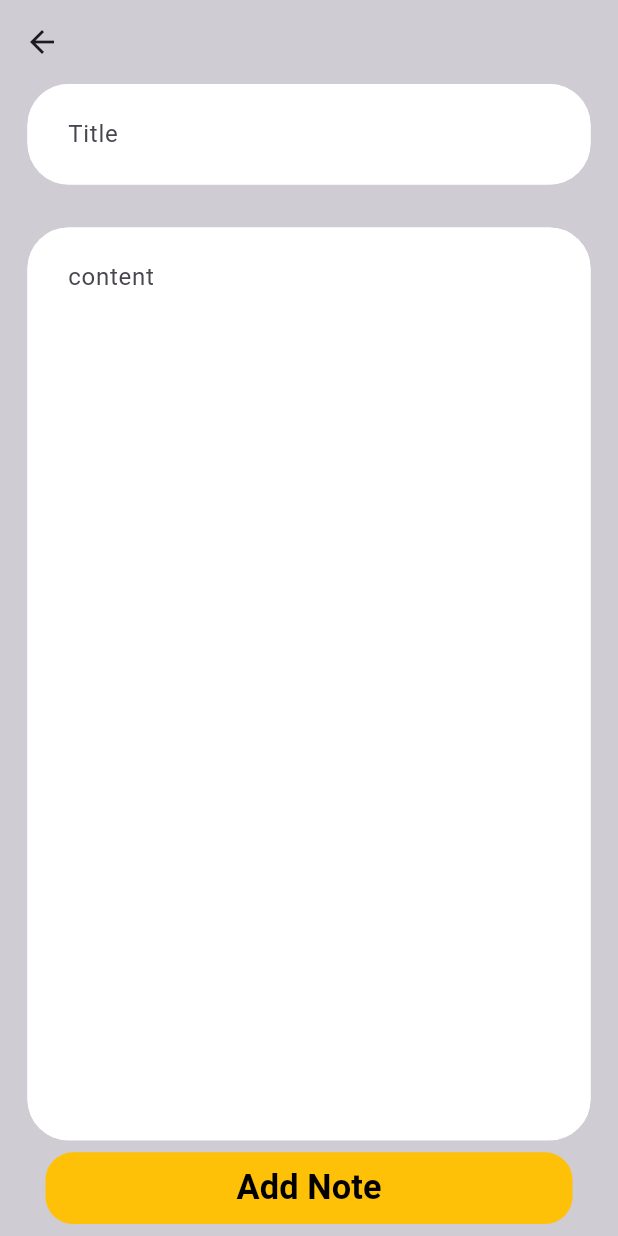
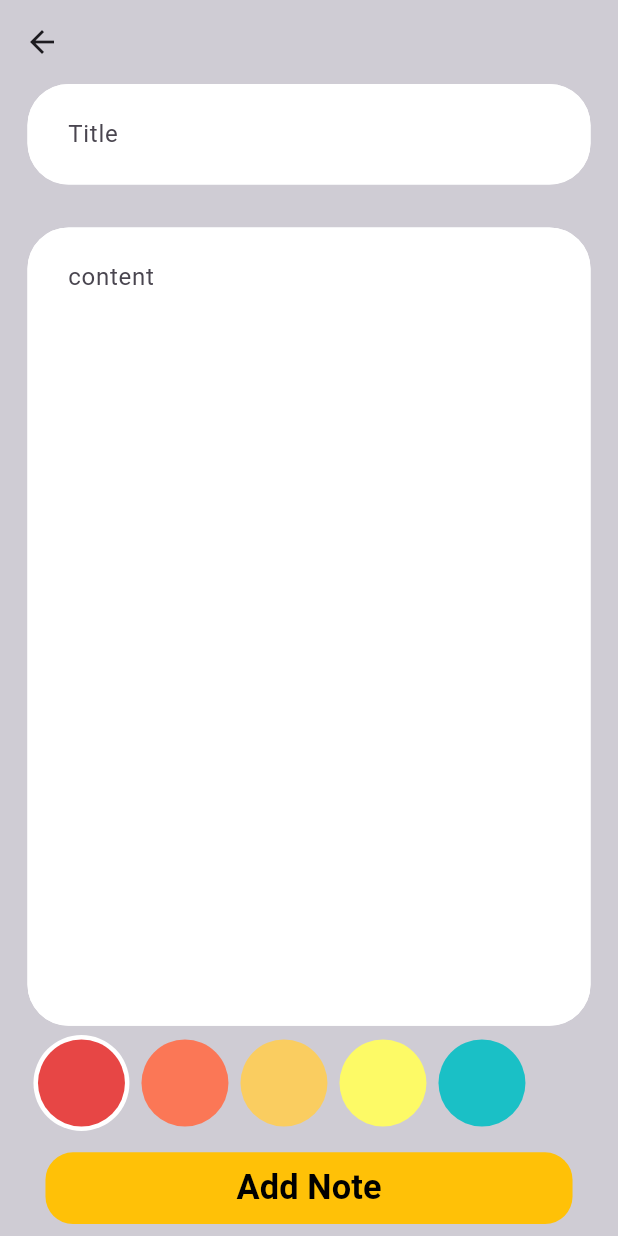
Before and after one commit to Elesawy11/note_app, a Flutter app: the screen it shows after launch, after a tap on the "add" icon, on a phone screen of 412 x 824 dp. Run offline on Flutter 3.47's test engine with Material 3 defaults, Android fonts, the phone set to English and light mode, and no system bars; our stand-ins replace bloc, cloud_firestore, firebase_core, flutter_bloc, flutter_screenutil, get_it; accounts and stored records are empty.

Commit message:
finsih add note view and fetch note view

```diff
--- /dev/null
+++ b/devtools_options.yaml
@@ -0,0 +1,3 @@
+description: This file stores settings for Dart & Flutter DevTools.
+documentation: https://docs.flutter.dev/tools/devtools/extensions#configure-extension-enablement-states
+extensions:
--- /dev/null
+++ b/lib/constatn.dart
@@ -0,0 +1,9 @@
+import 'package:flutter/material.dart';
+
+const List<Color> colorsList = [
+  Color(0xffe74645),
+  Color(0xfffb7756),
+  Color(0xfffacd60),
+  Color(0xfffdfa66),
+  Color(0xff1ac0c6),
+];
--- a/lib/core/DI/service_locator.dart
+++ b/lib/core/DI/service_locator.dart
@@ -1,8 +1,10 @@
 import 'package:get_it/get_it.dart';
-import 'package:note_app/fatures/home/presentation/views/cubits/cubit/add_note_cubit.dart';
+import 'package:note_app/fatures/home/presentation/views/cubits/add_note_cubit/add_note_cubit.dart';
+import 'package:note_app/fatures/home/presentation/views/cubits/fetch_note_cubit/fech_note_cubit.dart';
 
 final getIt = GetIt.instance;
 
 void serviceLocator() {
   getIt.registerFactory<AddNoteCubit>(() => AddNoteCubit());
+  getIt.registerLazySingleton<FetchNoteCubit>(() => FetchNoteCubit());
 }
--- a/lib/fatures/home/data/models/note_model.dart
+++ b/lib/fatures/home/data/models/note_model.dart
@@ -4,9 +4,11 @@ part 'note_model.g.dart';
 
 @JsonSerializable()
 class NoteModel {
-  final String title, content;
+  final String title;
+  final String? content;
+  final int? color;
 
-  NoteModel({required this.title, required this.content});
+  NoteModel( {required this.title,  this.content, this.color});
 
   factory NoteModel.fromJson(Map<String, dynamic> json) =>
       _$NoteModelFromJson(json);
--- a/lib/fatures/home/presentation/views/add_note_view.dart
+++ b/lib/fatures/home/presentation/views/add_note_view.dart
@@ -2,10 +2,11 @@ import 'package:flutter/material.dart';
 import 'package:flutter_bloc/flutter_bloc.dart';
 import 'package:flutter_screenutil/flutter_screenutil.dart';
 import 'package:note_app/core/DI/service_locator.dart';
-import 'package:note_app/core/utils/font_styles.dart';
+import 'package:note_app/core/helpers/custom_snack_bar.dart';
 import 'package:note_app/core/utils/spacere.dart';
-import 'package:note_app/fatures/home/presentation/views/cubits/cubit/add_note_cubit.dart';
+import 'package:note_app/fatures/home/presentation/views/cubits/add_note_cubit/add_note_cubit.dart';
 import 'package:note_app/fatures/home/presentation/views/home_view.dart';
+import 'package:note_app/fatures/home/presentation/views/widgets/color_list_view.dart';
 import 'package:note_app/fatures/home/presentation/views/widgets/custom_text_form_field.dart';
 
 import 'widgets/custom_text_button.dart';
@@ -35,11 +36,7 @@ class AddNoteView extends StatelessWidget {
                   ),
                 );
               } else if (state is AddNoteFailure) {
-                ScaffoldMessenger.of(context).showSnackBar(
-                  SnackBar(
-                    content: Text(state.errMessage),
-                  ),
-                );
+                customSnackBar(context, state.errMessage);
               }
             },
             builder: (context, state) {
@@ -47,26 +44,43 @@ class AddNoteView extends StatelessWidget {
                   ? const Center(
                       child: CircularProgressIndicator(),
                     )
-                  : Column(
+                  : Form(
+                      key: cubit.formKey,
+                      child: Column(
                         children: [
                           CustomTextFormField(
                             controller: cubit.titleController,
                             hintText: 'Title',
-                          onChanged: (p0) {},
+                            validator: (value) {
+                              if (value?.isEmpty ?? true) {
+                                return 'Failed is required';
+                              } else {
+                                return null;
+                              }
+                            },
                           ),
                           verticalSpace(24),
                           Expanded(
                             child: CustomTextFormField(
                               controller: cubit.contentController,
                               hintText: 'content',
-                            onChanged: (p0) {},
                               expands: true,
                             ),
                           ),
+                          ColorListView(
+                            cubit: cubit,
+                          ),
                           CustomTextButton(
-                          onPressed: () => cubit.addNote(),
-                        )
+                            onPressed: () {
+                              if (cubit.formKey.currentState!.validate()) {
+                                cubit.formKey.currentState!.save();
+
+                                cubit.addNote();
+                              }
+                            },
+                          ),
                         ],
+                      ),
                     );
             },
           ),
--- a/lib/fatures/home/presentation/views/cubits/cubit/add_note_cubit.dart
+++ b/lib/fatures/home/presentation/views/cubits/add_note_cubit/add_note_cubit.dart
@@ -11,11 +11,14 @@ class AddNoteCubit extends Cubit<AddNoteState> {
   CollectionReference notes = FirebaseFirestore.instance.collection('notes');
   TextEditingController titleController = TextEditingController();
   TextEditingController contentController = TextEditingController();
+  GlobalKey<FormState> formKey = GlobalKey();
+  int color = Colors.green.value;
   Future<void> addNote() async {
     emit(AddNoteLoading());
     try {
       await notes
           .add(NoteModel(
+            color: color,
             title: titleController.text,
             content: contentController.text,
           ).toJson())
--- /dev/null
+++ b/lib/fatures/home/presentation/views/cubits/fetch_note_cubit/fech_note_cubit.dart
@@ -0,0 +1,26 @@
+import 'package:bloc/bloc.dart';
+import 'package:cloud_firestore/cloud_firestore.dart';
+import 'package:meta/meta.dart';
+import 'package:note_app/fatures/home/data/models/note_model.dart';
+
+part 'fech_note_state.dart';
+
+class FetchNoteCubit extends Cubit<FechNoteState> {
+  FetchNoteCubit() : super(FechNoteInitial());
+  List<NoteModel> notesList = [];
+  CollectionReference<Map<String, dynamic>> firestore =
+      FirebaseFirestore.instance.collection('notes');
+  void fetchNotes() {
+    emit(FechNoteLoading());
+    try {
+      firestore.snapshots().listen((event) {
+        notesList.clear();
+        notesList =
+            event.docs.map((doc) => NoteModel.fromJson(doc.data())).toList();
+        emit(FechNoteSuccess(notesList: notesList));
+      });
+    } catch (e) {
+      emit(FechNoteFailure(e.toString()));
+    }
+  }
+}
--- a/lib/fatures/home/presentation/views/home_view.dart
+++ b/lib/fatures/home/presentation/views/home_view.dart
@@ -1,7 +1,10 @@
 import 'package:flutter/material.dart';
+import 'package:flutter_bloc/flutter_bloc.dart';
 import 'package:flutter_screenutil/flutter_screenutil.dart';
+import 'package:note_app/core/DI/service_locator.dart';
 import 'package:note_app/core/utils/spacere.dart';
 import 'package:note_app/fatures/home/presentation/views/add_note_view.dart';
+import 'package:note_app/fatures/home/presentation/views/cubits/fetch_note_cubit/fech_note_cubit.dart';
 import 'widgets/custom_note_grid_view.dart';
 import 'widgets/custom_text_form_field.dart';
 
@@ -10,7 +13,9 @@ class HomeView extends StatelessWidget {
 
   @override
   Widget build(BuildContext context) {
-    return Scaffold(
+    return BlocProvider(
+      create: (context) => getIt.get<FetchNoteCubit>()..fetchNotes(),
+      child: Scaffold(
         floatingActionButton: FloatingActionButton(
           onPressed: () => Navigator.of(context).push(
             MaterialPageRoute(
@@ -21,7 +26,6 @@ class HomeView extends StatelessWidget {
             Icons.add_outlined,
           ),
         ),
-      // backgroundColor: const Color(0xffCFCCD4),
         body: SafeArea(
           child: Padding(
             padding: EdgeInsets.symmetric(horizontal: 16.w),
@@ -45,6 +49,7 @@ class HomeView extends StatelessWidget {
             ),
           ),
         ),
+      ),
     );
   }
 }
--- /dev/null
+++ b/lib/fatures/home/presentation/views/widgets/color_item.dart
@@ -0,0 +1,28 @@
+import 'package:flutter/material.dart';
+
+class ColorItem extends StatelessWidget {
+  const ColorItem(
+      {super.key,
+      required this.isActive,
+      required this.color,
+      this.backgroundColor});
+  final bool isActive;
+  final Color color;
+  final Color? backgroundColor;
+  @override
+  Widget build(BuildContext context) {
+    return isActive
+        ? CircleAvatar(
+            backgroundColor: backgroundColor ?? Colors.white,
+            radius: 32,
+            child: CircleAvatar(
+              radius: 29,
+              backgroundColor: color,
+            ),
+          )
+        : CircleAvatar(
+            radius: 29,
+            backgroundColor: color,
+          );
+  }
+}
--- /dev/null
+++ b/lib/fatures/home/presentation/views/widgets/color_list_view.dart
@@ -0,0 +1,50 @@
+import 'package:flutter/material.dart';
+import 'package:flutter_screenutil/flutter_screenutil.dart';
+import 'package:note_app/constatn.dart';
+import 'package:note_app/fatures/home/presentation/views/cubits/add_note_cubit/add_note_cubit.dart';
+
+import 'color_item.dart';
+
+class ColorListView extends StatefulWidget {
+  const ColorListView({
+    super.key,
+    this.onTap,
+    required this.cubit,
+  });
+  final void Function()? onTap;
+  final AddNoteCubit cubit;
+  @override
+  State<ColorListView> createState() => _ColorListViewState();
+}
+
+class _ColorListViewState extends State<ColorListView> {
+  int currentIndex = 0;
+
+  @override
+  Widget build(BuildContext context) {
+    return SizedBox(
+      height: 32 * 2.h,
+      child: ListView.builder(
+        scrollDirection: Axis.horizontal,
+        itemCount: colorsList.length,
+        itemBuilder: ((context, index) {
+          return Padding(
+            padding: const EdgeInsets.symmetric(horizontal: 4),
+            child: GestureDetector(
+              onTap: () {
+                currentIndex = index;
+                widget.cubit.color = colorsList[index].value;
+
+                setState(() {});
+              },
+              child: ColorItem(
+                color: colorsList[index],
+                isActive: currentIndex == index,
+              ),
+            ),
+          );
+        }),
+      ),
+    );
+  }
+}
--- a/lib/fatures/home/presentation/views/widgets/note_item.dart
+++ b/lib/fatures/home/presentation/views/widgets/note_item.dart
@@ -8,15 +8,17 @@ class NoteItem extends StatelessWidget {
     super.key,
     required this.upText,
     required this.downText,
+    required this.color,
   });
   final String upText, downText;
+  final int color;
   @override
   Widget build(BuildContext context) {
     return Container(
       decoration: BoxDecoration(
         borderRadius: BorderRadius.circular(16),
         // color: Color(noteModel.color),
-        color: Colors.green,
+        color: Color(color),
       ),
       child: Column(
         crossAxisAlignment: CrossAxisAlignment.end,
--- a/lib/main.dart
+++ b/lib/main.dart
@@ -9,10 +9,16 @@ import 'package:firebase_core/firebase_core.dart';
 import 'firebase_options.dart';
 
 void main() async {
+  WidgetsFlutterBinding.ensureInitialized();
+
+  await Firebase.initializeApp(
+    options: DefaultFirebaseOptions.currentPlatform,
+  );
   serviceLocator();
   Bloc.observer = MyBlocObserver();
   await ScreenUtil.ensureScreenSize();
   WidgetsFlutterBinding.ensureInitialized();
+
   await Firebase.initializeApp(
     options: DefaultFirebaseOptions.currentPlatform,
   );
--- a/lib/my_bloc_observer.dart
+++ b/lib/my_bloc_observer.dart
@@ -10,13 +10,13 @@ class MyBlocObserver extends BlocObserver {
 
   @override
   void onCreate(BlocBase bloc) {
-    debugPrint(bloc.toString());
+    debugPrint('create ${bloc.toString()}');
     super.onCreate(bloc);
   }
 
   @override
   void onClose(BlocBase bloc) {
-    debugPrint(bloc.toString());
+    debugPrint('create ${bloc.toString()}');
     super.onClose(bloc);
   }
 
```
Also changed, not shown: lib/core/helpers/custom_snack_bar.dart (added, +11 -0 lines), lib/fatures/home/presentation/views/cubits/fetch_note_cubit/fech_note_state.dart (added, +20 -0 lines), lib/fatures/home/presentation/views/widgets/custom_note_grid_view.dart (+21 -77 lines), lib/fatures/home/data/models/note_model.g.dart, lib/fatures/home/presentation/views/cubits/add_note_cubit/add_note_state.dart (renamed from lib/fatures/home/presentation/views/cubits/cubit/add_note_state.dart). Lines whose indentation alone changed are shown as unchanged.
